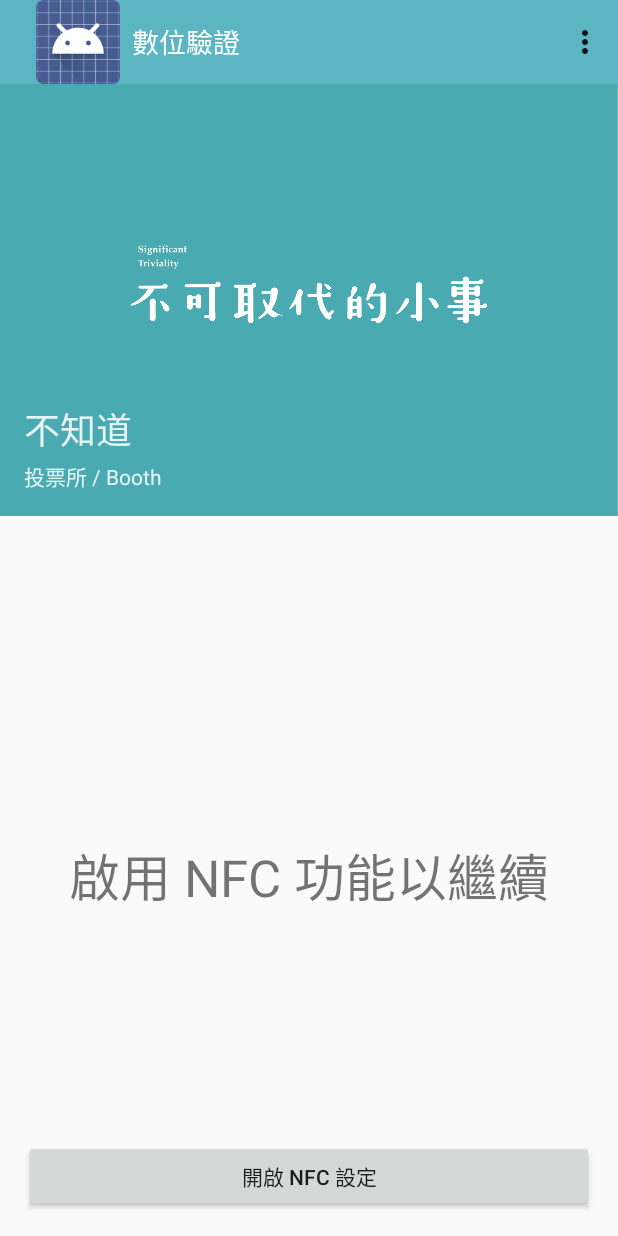
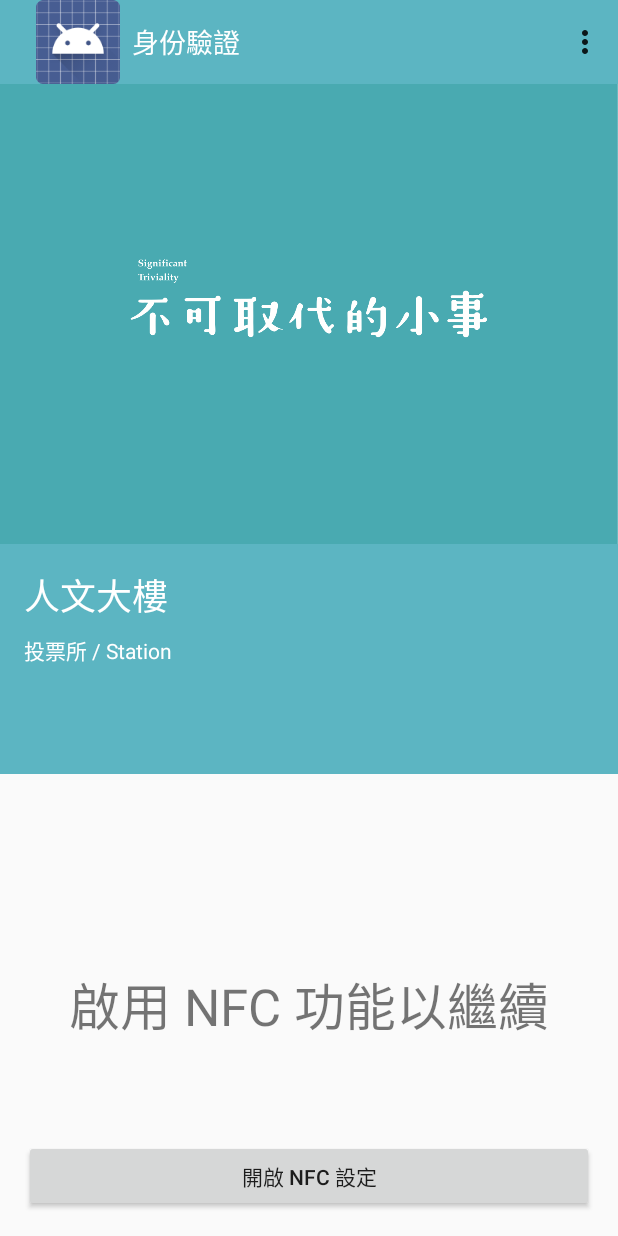
Before and after one commit to rschiang/ntu-vote-authenticator, an Android app: the MainActivity screen opened directly, with no data from a screen before it, on a phone screen of 412 x 824 dp. Run offline under Robolectric (Android 15) with nearby library versions, the phone set to English and light mode, and no system bars; libraries missing offline, so code that uses them is left out: retrofit.client.

Commit message:
Update screen proportion

```diff
--- a/app/src/main/res/layout/activity_main.xml
+++ b/app/src/main/res/layout/activity_main.xml
@@ -5,26 +5,26 @@
     android:orientation="vertical"
     tools:context=".MainActivity">
 
+    <ImageView
+        android:id="@+id/station_image"
+        android:layout_width="match_parent"
+        android:layout_height="0dp"
+        android:layout_weight="2"
+        android:scaleType="centerCrop"
+        android:src="@drawable/venue" />
+
     <RelativeLayout
         android:layout_width="match_parent"
         android:layout_height="0dp"
-        android:layout_weight="6">
-
-        <ImageView
-            android:id="@+id/station_image"
-            android:layout_width="match_parent"
-            android:layout_height="wrap_content"
-            android:scaleType="centerCrop"
-            android:src="@drawable/venue" />
+        android:layout_weight="1"
+        android:padding="@dimen/hero_text_margin"
+        android:background="@color/accent_color">
 
         <TextView
             android:id="@+id/station_name"
             android:layout_width="wrap_content"
             android:layout_height="wrap_content"
-            android:layout_alignBottom="@+id/station_prompt"
-            android:layout_marginLeft="@dimen/hero_text_margin"
-            android:layout_marginRight="@dimen/hero_text_margin"
-            android:layout_marginBottom="@dimen/hero_text_leading"
+            android:layout_marginBottom="@dimen/headline_leading"
             android:text="@string/placeholder_station_name"
             style="@style/AppText.Headline.Inverse"
             />
@@ -33,10 +33,7 @@
             android:id="@+id/station_prompt"
             android:layout_width="wrap_content"
             android:layout_height="wrap_content"
-            android:layout_alignBottom="@id/station_image"
-            android:layout_marginLeft="@dimen/hero_text_margin"
-            android:layout_marginRight="@dimen/hero_text_margin"
-            android:layout_marginBottom="@dimen/hero_text_margin"
+            android:layout_below="@id/station_name"
             android:text="@string/hint_station_name"
             style="@style/AppText.Inverse"
             />
@@ -46,7 +43,7 @@
     <RelativeLayout
         android:layout_width="match_parent"
         android:layout_height="0dp"
-        android:layout_weight="10"
+        android:layout_weight="2"
         android:paddingLeft="@dimen/activity_horizontal_margin"
         android:paddingRight="@dimen/activity_horizontal_margin"
         android:paddingTop="@dimen/activity_vertical_margin"
--- a/app/src/main/res/values/colors.xml
+++ b/app/src/main/res/values/colors.xml
@@ -6,8 +6,8 @@
 
     <color name="text_color">#de000000</color>
     <color name="text_display_color">#8a000000</color>
-    <color name="text_color_inverse">#deffffff</color>
-    <color name="text_display_color_inverse">#8affffff</color>
+    <color name="text_color_inverse">#ffffff</color>
+    <color name="text_display_color_inverse">#deffffff</color>
 
     <color name="background_color">#ffffff</color>
 </resources>
--- a/app/src/main/res/values/strings.xml
+++ b/app/src/main/res/values/strings.xml
@@ -1,7 +1,7 @@
 <?xml version="1.0" encoding="utf-8"?>
 <resources>
 
-    <string name="app_name">電子投票：數位驗證</string>
+    <string name="app_name">身份驗證</string>
     <string name="app_title">電子投票身份驗證系統</string>
     <string name="app_subtitle">國立臺灣大學學生會選舉罷免執行委員會</string>
 
@@ -17,9 +17,9 @@
     <string name="action_settings">設定</string>
     <string name="action_about">關於</string>
 
-    <string name="title_main">數位驗證</string>
-    <string name="placeholder_station_name">不知道</string>
-    <string name="hint_station_name">投票所 / Booth</string>
+    <string name="title_main">身份驗證</string>
+    <string name="placeholder_station_name">人文大樓</string>
+    <string name="hint_station_name">投票所 / Station</string>
     <string name="prompt_waiting_device">偵測 NFC 狀態中</string>
     <string name="prompt_scan_card">請掃描學生證</string>
     <string name="prompt_enable_nfc">啟用 NFC 功能以繼續</string>
```
